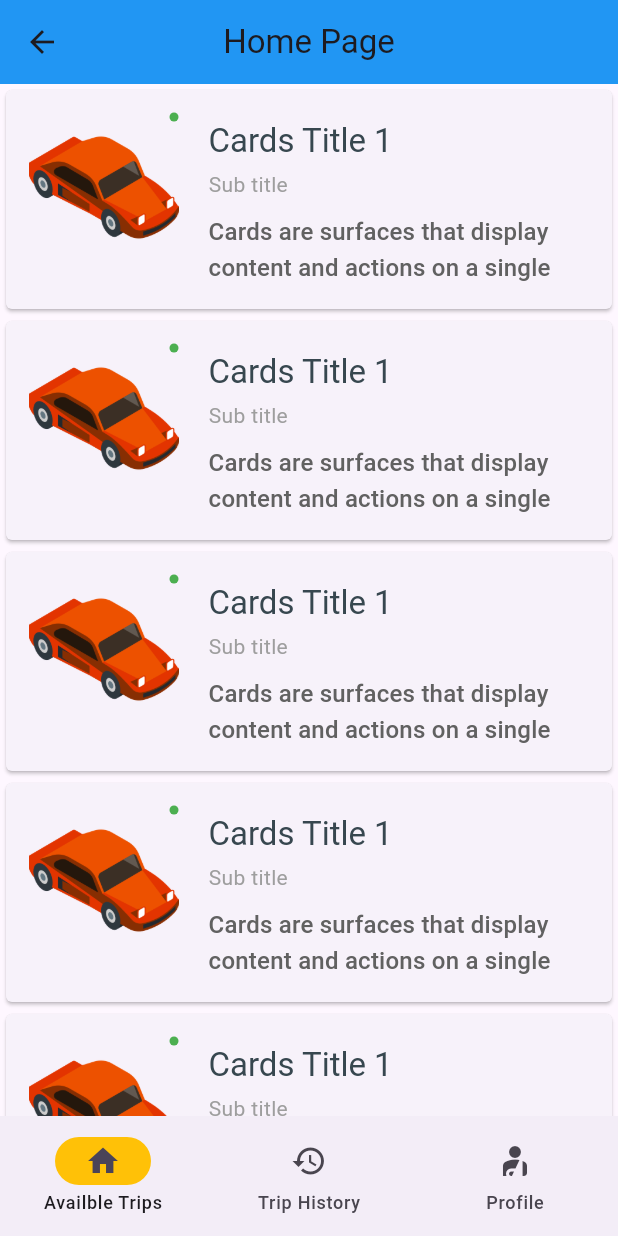
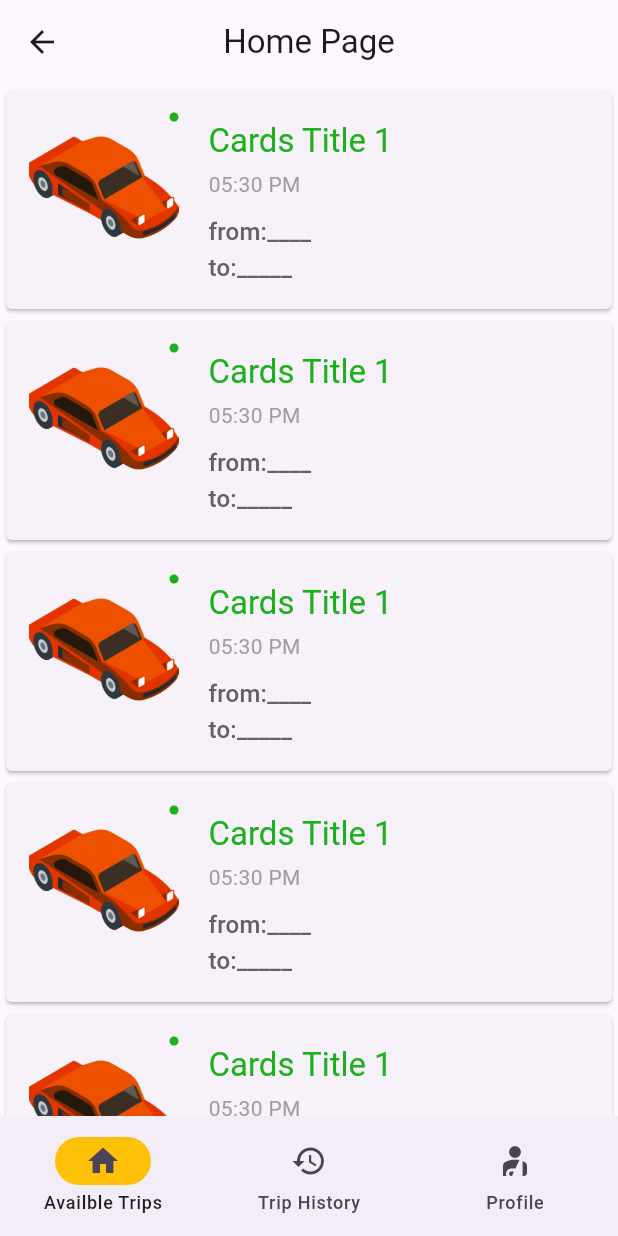
Before and after one commit to mourra950/Mobile_Programming_Final_Project, a Flutter app: the HomePage screen opened by its route, on a phone screen of 412 x 824 dp. Run offline on Flutter 3.47's test engine with Material 3 defaults, Android fonts, the phone set to English and light mode, and no system bars; our stand-ins replace firebase_core, google_maps_flutter, permission_handler; accounts and stored records are empty.

Commit message:
more progress

```diff
--- a/lib/pages/HomePagePages/trip_card.dart
+++ b/lib/pages/HomePagePages/trip_card.dart
@@ -16,25 +16,13 @@ class ImgSample {
 }
 
 class MyColorsSample {
-  static const Color primary = Color(0xFF12376F);
-  static const Color primaryDark = Color(0xFF0C44A3);
-  static const Color primaryLight = Color(0xFF43A3F3);
-  static const Color green = Colors.green;
-  static Color black = const Color(0xFF000000);
-  static const Color accent = Color(0xFFFF4081);
-  static const Color accentDark = Color(0xFFF50057);
-  static const Color accentLight = Color(0xFFFF80AB);
-  static const Color grey_3 = Color(0xFFf7f7f7);
-  static const Color grey_5 = Color(0xFFf2f2f2);
-  static const Color grey_10 = Color(0xFFe6e6e6);
-  static const Color grey_20 = Color(0xFFcccccc);
-  static const Color grey_40 = Color(0xFF999999);
-  static const Color grey_60 = Color(0xFF666666);
-  static const Color grey_80 = Color(0xFF37474F);
-  static const Color grey_90 = Color(0xFF263238);
-  static const Color grey_95 = Color(0xFF1a1a1a);
-  static const Color grey_100_ = Color(0xFF0d0d0d);
-  static const Color transparent = Color(0x00f7f7f7);
+  static const Color avaible = Color.fromARGB(255, 27, 177, 27);
+  static const Color pending = Color.fromARGB(255, 255, 179, 28);
+  static const Color unaivable = Color.fromARGB(255, 212, 35, 35);
+  static const List<Color> ColorList = [avaible, pending, unaivable];
+  static Color getStatusColor(int index) {
+    return ColorList[index];
+  }
 }
 
 class MyTextSample {
@@ -108,6 +96,8 @@ class MyStringsSample {
 }
 
 class _TripCardState extends State<TripCard> {
+  int status = 0;
+
   @override
   Widget build(BuildContext context) {
     return Card(
@@ -129,7 +119,7 @@ class _TripCardState extends State<TripCard> {
               children: <Widget>[
                 // Add an image widget to display an image
                 Badge(
-                  backgroundColor: Colors.green,
+                  backgroundColor: MyColorsSample.getStatusColor(status),
                   child: Image.asset(
                     ImgSample.get('car.png'),
                     height: 100,
@@ -146,19 +136,19 @@ class _TripCardState extends State<TripCard> {
                       Text(
                         "Cards Title 1",
                         style: MyTextSample.title(context)!.copyWith(
-                          color: MyColorsSample.grey_80,
+                          color: MyColorsSample.getStatusColor(status),
                         ),
                       ),
                       Container(height: 5),
                       Text(
-                        "Sub title",
+                        "05:30 PM",
                         style: MyTextSample.body1(context)!.copyWith(
                           color: Colors.grey[500],
                         ),
                       ),
                       Container(height: 10),
                       Text(
-                        MyStringsSample.card_text,
+                        'from:____\nto:_____',
                         maxLines: 2,
                         style: MyTextSample.subhead(context)!.copyWith(
                           color: Colors.grey[700],
--- a/lib/pages/main_home_page.dart
+++ b/lib/pages/main_home_page.dart
@@ -40,7 +40,6 @@ class _HomePageState extends State<HomePage> {
               ),
             ]),
         appBar: AppBar(
-          backgroundColor: Colors.blue,
           title: Text("Home Page"),
           centerTitle: true,
         ),
--- a/pubspec.yaml
+++ b/pubspec.yaml
@@ -40,6 +40,7 @@ dependencies:
   sqflite: ^2.3.0
   google_maps_flutter: ^2.5.0
   permission_handler: ^11.1.0
+  path: ^1.8.3
 
 dev_dependencies:
   flutter_test:
```
Also changed, not shown: lib/main.dart (+5 -2 lines), lib/pages/HomePagePages/user_profile.dart (+10 -1 lines), lib/pages/sign_in.dart (+25 -4 lines), lib/pages/sign_up.dart (+17 -4 lines), lib/pages/trip_page.dart (+4 -4 lines), pubspec.lock.
